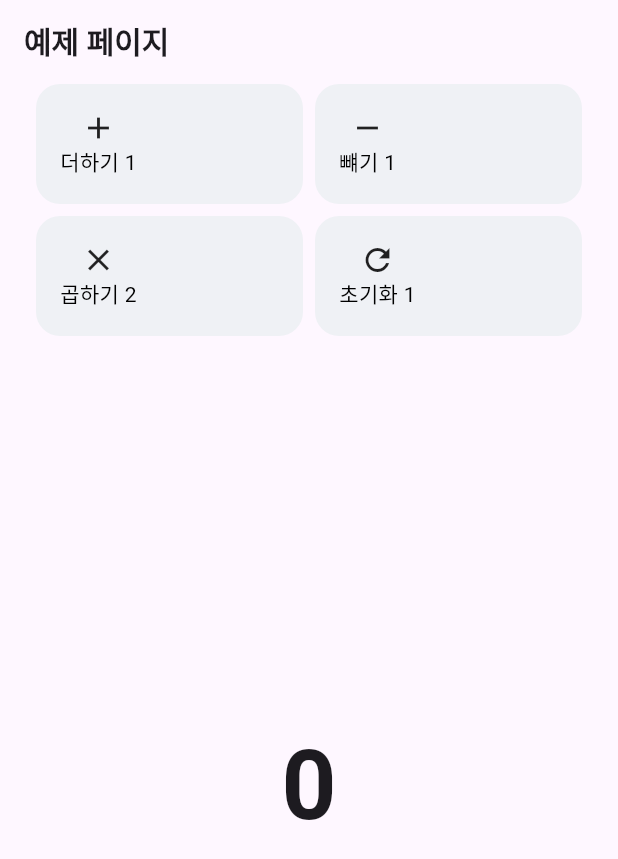
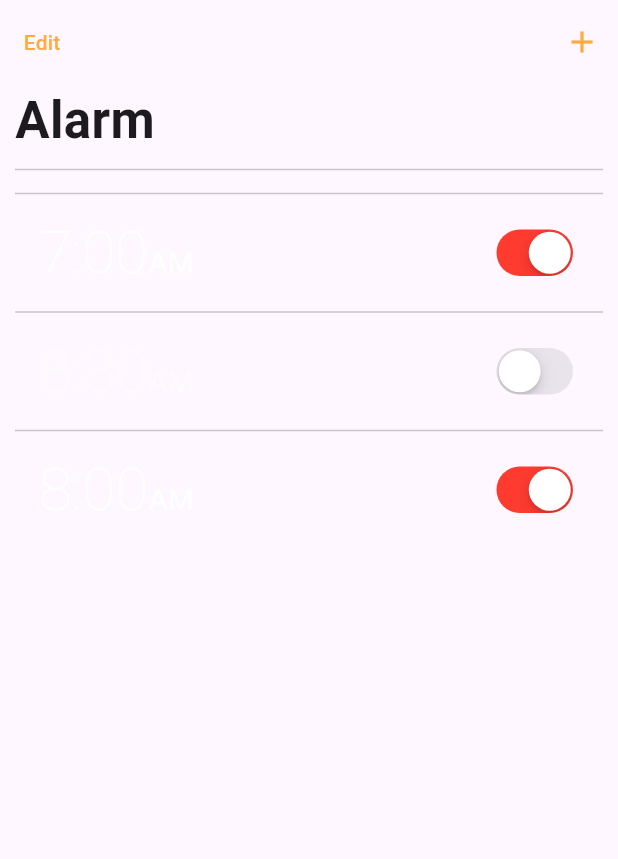
Before and after one commit to cwd0217/flutter_jiyoon_homework, a Flutter app: the screen it shows after launch, on a phone screen of 412 x 824 dp. Shown: the top 859 px of the screen. Run offline on Flutter 3.47's test engine with Material 3 defaults, Android fonts, the phone set to English and light mode, and no system bars; our stand-ins replace flutter_riverpod, hooks_riverpod.

Commit message:
feat:251126 개인과제

```diff
--- a/lib/main.dart
+++ b/lib/main.dart
@@ -1,5 +1,6 @@
 import 'package:flutter/material.dart';
-import 'package:flutter_jiyoon_homework/view/251125_example_view.dart';
+// import 'package:flutter_jiyoon_homework/view/251125_example_view.dart';
+import 'package:flutter_jiyoon_homework/view/251126_alarm_view.dart';
 import 'package:flutter_riverpod/flutter_riverpod.dart';
 
 
@@ -10,12 +11,29 @@ void main() {
 class MyApp extends StatelessWidget {
   const MyApp({super.key});
 
-  // This widget is the root of your application.
+  // 1. 카운터 메인
+  // @override
+  // Widget build(BuildContext context) {
+  //   return MaterialApp(
+  //     home: Example(),
+  //   );
+
+  // }
+
+  //2. 알람 메인
   @override
   Widget build(BuildContext context) {
     return MaterialApp(
-      home: Example(),
+
+      darkTheme: ThemeData(
+        brightness: Brightness.dark,
+        scaffoldBackgroundColor: Colors.black,
+        appBarTheme: AppBarTheme(
+          backgroundColor: Colors.black, foregroundColor: Colors.white,
+        )
+      ),
+      home: Alarm(),
     );
+  }
 
-  }
 }
--- /dev/null
+++ b/lib/model/251126_alarm_model.dart
@@ -0,0 +1,16 @@
+class Alarm {
+  final String id;
+  final String time;
+  final bool isEnabled;
+
+  Alarm({required this.id, required this.time, required this.isEnabled});
+
+  Alarm copywith({
+  String? id,
+  String? time,
+  bool? isEnabled,
+
+  }) {
+    return Alarm(id: id ?? this.id, time: time?? this.time, isEnabled: isEnabled ?? this.isEnabled);
+  }
+}
--- /dev/null
+++ b/lib/view/251126_alarm_view.dart
@@ -0,0 +1,105 @@
+import 'package:flutter/cupertino.dart';
+import 'package:flutter/material.dart';
+import 'package:flutter_jiyoon_homework/view_model/251126_alarm_viewmodel.dart';
+import 'package:flutter_riverpod/flutter_riverpod.dart';
+
+class Alarm extends ConsumerWidget {
+  const Alarm({super.key});
+
+  @override
+  Widget build(BuildContext context, WidgetRef ref) {
+
+    final alarms = ref.watch(alarmListProvider);
+
+    return Scaffold(
+      appBar: AppBar(
+        centerTitle: false,
+        leading: TextButton(onPressed: (){},
+        child: Text("Edit",
+        style: TextStyle(
+        color: Colors.orangeAccent
+        ),
+        )),
+        actions: [IconButton(onPressed: (){}, icon: Icon(Icons.add,
+        color: Colors.orangeAccent,
+        ))],
+      ),
+
+      body: Padding(
+        padding: const EdgeInsets.symmetric(horizontal: 10),
+        child: Column(
+          crossAxisAlignment: CrossAxisAlignment.start,
+          children: [
+            Text("Alarm",
+          style: TextStyle(
+            fontSize: 34,
+            fontWeight: FontWeight.bold
+          ),
+          ),
+          Divider(),
+
+          Expanded(
+            child: ListView.builder(
+              itemCount: alarms.length,
+              itemBuilder: (context, index) {
+                final alarm = alarms[index];
+
+                final Color itemTextColor = alarm.isEnabled
+                ? Colors.white
+                : Colors.white.withValues(alpha: 0.4);
+
+               return Column(
+                    children: [
+                      const Divider(), // 항목 구분선
+                      Padding(
+                        padding: const EdgeInsets.symmetric(horizontal: 16, vertical: 8.0),
+                        child: Row(
+                          crossAxisAlignment: CrossAxisAlignment.center, // 세로 중앙 정렬
+                          children: [
+                            // 5. 시간 및 AM 텍스트 (색상 연결)
+                            RichText(
+                              text: TextSpan(
+                                // ⭐️ 동적 색상 적용
+                                style: TextStyle(color: itemTextColor),
+                                children: <TextSpan>[
+                                  TextSpan(
+                                    text: alarm.time.substring(0, 4), // 7:00, 8:30 등
+                                    style: const TextStyle(fontSize: 40, fontWeight: FontWeight.w200),
+                                  ),
+                                  TextSpan(
+                                    text: alarm.time.substring(4).trim(), // AM, PM 등
+                                    style: const TextStyle(fontSize: 20, fontWeight: FontWeight.normal)
+                                  )
+                                ]
+                              ),
+                            ),
+
+                            // 6. 텍스트 아래 'Alarm' 레이블 추가 (Complex UI - 여기서는 생략하고 Row 안에만 집중)
+
+                            const Spacer(),
+
+                            // 7. 스위치 (상태 및 로직 연결)
+                            CupertinoSwitch(
+                              value: alarm.isEnabled, // ⭐️ ViewModel 상태 연결
+                              activeColor: CupertinoColors.systemRed,
+                              onChanged: (bool? value) {
+                                // 8. ⭐️ ViewModel 메서드 호출: 상태 변경 요청
+                                if (value != null) {
+                                  ref.read(alarmListProvider.notifier).toggleAlarm(alarm.id);
+                                }
+                              },
+                            ),
+                          ],
+                        ),
+                      ),
+                    ],
+                  );
+                },
+              ),
+            ),
+          ],
+        ),
+      )
+    );
+  }
+}
--- /dev/null
+++ b/lib/view_model/251126_alarm_viewmodel.dart
@@ -0,0 +1,26 @@
+import 'package:flutter_jiyoon_homework/model/251126_alarm_model.dart';
+import 'package:flutter_riverpod/legacy.dart';
+
+class AlarmList extends StateNotifier<List<Alarm>> {
+  AlarmList() : super ([
+    Alarm(id: "a1", time: "7:00 AM", isEnabled: true),
+    Alarm(id: "a2", time: "8:30 AM", isEnabled: false),
+    Alarm(id: "a3", time: "8:00 AM", isEnabled: true),
+
+  ]);
+    //이부분은 제미나이형님이 만들어주셨습니다.. 일단 나중에 다시해보겠습니다 ;ㅅ;
+    void toggleAlarm(String alarmId){
+      state = [
+        for(final alarm in state)
+        if(alarm.id == alarmId)
+        alarm.copywith(isEnabled: !alarm.isEnabled)
+        else
+        alarm,
+      ];
+
+    }
+
+}
+
+final alarmListProvider = StateNotifierProvider<AlarmList, List<Alarm>>
+((ref) => AlarmList());
--- a/pubspec.yaml
+++ b/pubspec.yaml
@@ -38,6 +38,7 @@ dependencies:
   flutter_hooks: ^0.21.3+1
   hooks_riverpod: ^3.0.3
 
+
 dev_dependencies:
   flutter_test:
     sdk: flutter
@@ -48,6 +49,8 @@ dev_dependencies:
   # package. See that file for information about deactivating specific lint
   # rules and activating additional ones.
   flutter_lints: ^5.0.0
+
+
 
 # For information on the generic Dart part of this file, see the
 # following page: https://dart.dev/tools/pub/pubspec
```
